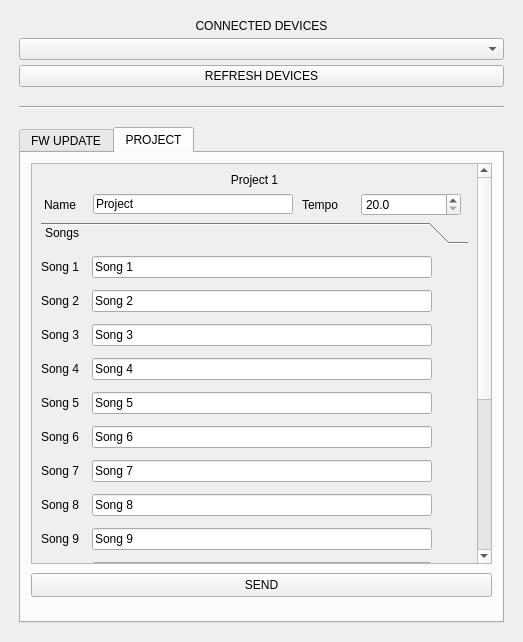
Qt form mainwindow.ui (OXI-Instruments/OXI-Desktop) before a commit.
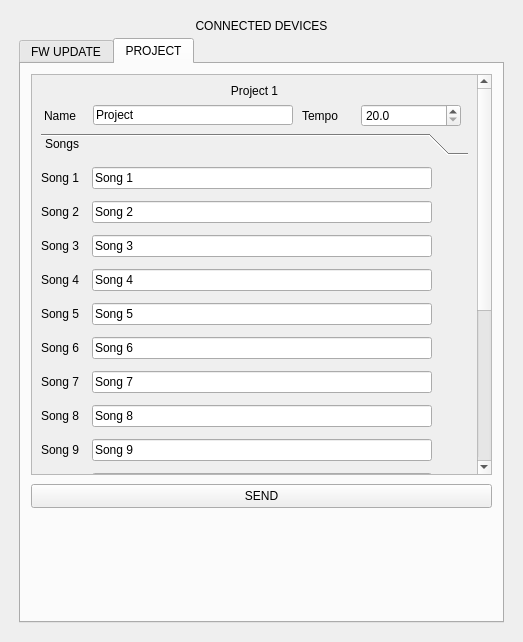
The same form after that commit. The open tabs and pages were chosen to show the change.

Patch:
```diff
--- a/mainwindow.ui
+++ b/mainwindow.ui
@@ -51,34 +51,7 @@
         </property>
        </widget>
       </item>
-      <item row="3" column="0">
-       <widget class="Line" name="line">
-        <property name="minimumSize">
-         <size>
-          <width>0</width>
-          <height>30</height>
-         </size>
-        </property>
-        <property name="orientation">
-         <enum>Qt::Horizontal</enum>
-        </property>
-       </widget>
-      </item>
       <item row="1" column="0">
-       <widget class="QComboBox" name="devicesComboBox">
-        <property name="styleSheet">
-         <string notr="true"/>
-        </property>
-       </widget>
-      </item>
-      <item row="2" column="0">
-       <widget class="QPushButton" name="refreshButton">
-        <property name="text">
-         <string>REFRESH DEVICES</string>
-        </property>
-       </widget>
-      </item>
-      <item row="4" column="0">
        <widget class="QTabWidget" name="tabWidget">
         <property name="sizePolicy">
          <sizepolicy hsizetype="MinimumExpanding" vsizetype="MinimumExpanding">
@@ -251,8 +224,8 @@
                 <rect>
                  <x>0</x>
                  <y>0</y>
-                 <width>100</width>
-                 <height>30</height>
+                 <width>98</width>
+                 <height>28</height>
                 </rect>
                </property>
                <attribute name="label">
```
Left out of the diff: 2 changed lines with no effect on the pictures.
